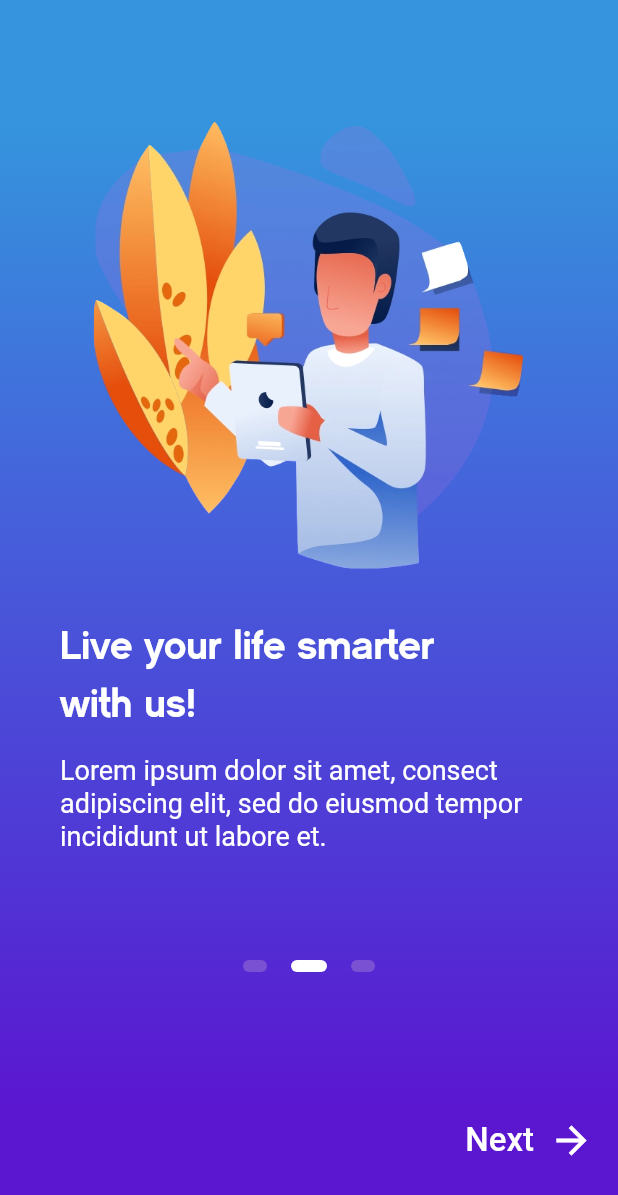
After one commit to haodngn/it_support, a Flutter app: the OnboardingScreen screen opened directly, after a tap on "Next", on a phone screen of 412 x 824 dp. The commit adds this screen. Shown: the top 1195 px of the screen. Run offline on Flutter 3.47's test engine with Material 2 defaults, Android fonts, the phone set to English and light mode, and no system bars; our stand-ins replace flutter_svg, get, image_picker.

Commit message:
create on boarding screen

```diff
--- a/lib/constant.dart
+++ b/lib/constant.dart
@@ -9,3 +9,16 @@ var kTitleTextColor = Color(0xff1E1C61);
 var kSearchBackgroundColor = Color(0xffF2F2F2);
 var kSearchTextColor = Color(0xffC0C0C0);
 var kCategoryTextColor = Color(0xff292685);
+
+final kTitleStyle = TextStyle(
+  color: Colors.white,
+  fontFamily: 'CM Sans Serif',
+  fontSize: 26.0,
+  height: 1.5,
+);
+
+final kSubtitleStyle = TextStyle(
+  color: Colors.white,
+  fontSize: 18.0,
+  height: 1.2,
+);
--- /dev/null
+++ b/lib/screens/on_boarding_screen/onboarding_screen.dart
@@ -0,0 +1,241 @@
+import 'package:flutter/material.dart';
+import 'package:flutter/services.dart';
+import 'package:get/get.dart';
+import 'package:it_support/constant.dart';
+import 'package:it_support/screens/authen_screen/login_screen.dart';
+
+class OnboardingScreen extends StatefulWidget {
+  @override
+  _OnboardingScreenState createState() => _OnboardingScreenState();
+}
+
+class _OnboardingScreenState extends State<OnboardingScreen> {
+  final int _numPages = 3;
+  final PageController _pageController = PageController(initialPage: 0);
+  int _currentPage = 0;
+
+  List<Widget> _buildPageIndicator() {
+    List<Widget> list = [];
+    for (int i = 0; i < _numPages; i++) {
+      list.add(i == _currentPage ? _indicator(true) : _indicator(false));
+    }
+    return list;
+  }
+
+  Widget _indicator(bool isActive) {
+    return AnimatedContainer(
+      duration: Duration(milliseconds: 150),
+      margin: EdgeInsets.symmetric(horizontal: 8.0),
+      height: 8.0,
+      width: isActive ? 24.0 : 16.0,
+      decoration: BoxDecoration(
+        color: isActive ? Colors.white : Color(0xFF7B51D3),
+        borderRadius: BorderRadius.all(Radius.circular(12)),
+      ),
+    );
+  }
+
+  @override
+  Widget build(BuildContext context) {
+    return Scaffold(
+      body: AnnotatedRegion<SystemUiOverlayStyle>(
+        value: SystemUiOverlayStyle.light,
+        child: Container(
+          decoration: BoxDecoration(
+            gradient: LinearGradient(
+              begin: Alignment.topCenter,
+              end: Alignment.bottomCenter,
+              stops: [0.1, 0.4, 0.7, 0.9],
+              colors: [
+                Color(0xFF3594DD),
+                Color(0xFF4563DB),
+                Color(0xFF5036D5),
+                Color(0xFF5B16D0),
+              ],
+            ),
+          ),
+          child: Padding(
+            padding: EdgeInsets.symmetric(vertical: 40.0),
+            child: Column(
+              crossAxisAlignment: CrossAxisAlignment.stretch,
+              children: <Widget>[
+                // Container(
+                //   alignment: Alignment.centerRight,
+                //   child: FlatButton(
+                //     onPressed: () => print(''),
+                //     child: Text(
+                //       'Tiếp theo',
+                //       style: TextStyle(
+                //         color: Colors.white,
+                //         fontSize: 20.0,
+                //       ),
+                //     ),
+                //   ),
+                // ),
+                Container(
+                  height: 600.0,
+                  child: PageView(
+                    physics: ClampingScrollPhysics(),
+                    controller: _pageController,
+                    onPageChanged: (int page) {
+                      setState(() {
+                        _currentPage = page;
+                      });
+                    },
+                    children: <Widget>[
+                      Padding(
+                        padding: EdgeInsets.all(40.0),
+                        child: Column(
+                          crossAxisAlignment: CrossAxisAlignment.start,
+                          children: <Widget>[
+                            Center(
+                              child: Image(
+                                image: AssetImage(
+                                  'assets/images/onboarding0.png',
+                                ),
+                                height: 300.0,
+                                width: 300.0,
+                              ),
+                            ),
+                            SizedBox(height: 30.0),
+                            Text(
+                              'Connect people\naround the world',
+                              style: kTitleStyle,
+                            ),
+                            SizedBox(height: 15.0),
+                            Text(
+                              'Lorem ipsum dolor sit amet, consect adipiscing elit, sed do eiusmod tempor incididunt ut labore et.',
+                              style: kSubtitleStyle,
+                            ),
+                          ],
+                        ),
+                      ),
+                      Padding(
+                        padding: EdgeInsets.all(40.0),
+                        child: Column(
+                          crossAxisAlignment: CrossAxisAlignment.start,
+                          children: <Widget>[
+                            Center(
+                              child: Image(
+                                image: AssetImage(
+                                  'assets/images/onboarding1.png',
+                                ),
+                                height: 300.0,
+                                width: 300.0,
+                              ),
+                            ),
+                            SizedBox(height: 30.0),
+                            Text(
+                              'Live your life smarter\nwith us!',
+                              style: kTitleStyle,
+                            ),
+                            SizedBox(height: 15.0),
+                            Text(
+                              'Lorem ipsum dolor sit amet, consect adipiscing elit, sed do eiusmod tempor incididunt ut labore et.',
+                              style: kSubtitleStyle,
+                            ),
+                          ],
+                        ),
+                      ),
+                      Padding(
+                        padding: EdgeInsets.all(40.0),
+                        child: Column(
+                          crossAxisAlignment: CrossAxisAlignment.start,
+                          children: <Widget>[
+                            Center(
+                              child: Image(
+                                image: AssetImage(
+                                  'assets/images/onboarding2.png',
+                                ),
+                                height: 300.0,
+                                width: 300.0,
+                              ),
+                            ),
+                            SizedBox(height: 30.0),
+                            Text(
+                              'Get a new experience\nof imagination',
+                              style: kTitleStyle,
+                            ),
+                            SizedBox(height: 15.0),
+                            Text(
+                              'Lorem ipsum dolor sit amet, consect adipiscing elit, sed do eiusmod tempor incididunt ut labore et.',
+                              style: kSubtitleStyle,
+                            ),
+                          ],
+                        ),
+                      ),
+                    ],
+                  ),
+                ),
+                Row(
+                  mainAxisAlignment: MainAxisAlignment.center,
+                  children: _buildPageIndicator(),
+                ),
+                _currentPage != _numPages - 1
+                    ? Expanded(
+                  child: Align(
+                    alignment: FractionalOffset.bottomRight,
+                    child: FlatButton(
+                      onPressed: () {
+                        _pageController.nextPage(
+                          duration: Duration(milliseconds: 500),
+                          curve: Curves.ease,
+                        );
+                      },
+                      child: Row(
+                        mainAxisAlignment: MainAxisAlignment.center,
+                        mainAxisSize: MainAxisSize.min,
+                        children: <Widget>[
+                          Text(
+                            'Next',
+                            style: TextStyle(
+                              color: Colors.white,
+                              fontSize: 22.0,
+                            ),
+                          ),
+                          SizedBox(width: 10.0),
+                          Icon(
+                            Icons.arrow_forward,
+                            color: Colors.white,
+                            size: 30.0,
+                          ),
+                        ],
+                      ),
+                    ),
+                  ),
+                )
+                    : Text(''),
+              ],
+            ),
+          ),
+        ),
+      ),
+      bottomSheet: _currentPage == _numPages - 1
+          ? Container(
+        height: 100.0,
+        width: double.infinity,
+        color: Colors.white,
+        child: GestureDetector(
+          onTap: () => {Get.to(() => LoginScreen(),
+                transition: Transition.rightToLeftWithFade,
+                duration: Duration(milliseconds: 600))
+          },
+          child: Center(
+            child: Padding(
+              padding: EdgeInsets.only(bottom: 30.0),
+              child: Text(
+                'Get started',
+                style: TextStyle(
+                  color: Color(0xFF5B16D0),
+                  fontSize: 20.0,
+                  fontWeight: FontWeight.bold,
+                ),
+              ),
+            ),
+          ),
+        ),
+      )
+          : Text(''),
+    );
+  }
+}
```
Also changed, not shown: pubspec.yaml (+23 -0 lines), assets/fonts/cm_sans_serif_2012.ttf (added), assets/images/onboarding0.png (added), assets/images/onboarding1.png (added), assets/images/onboarding2.png (added).
